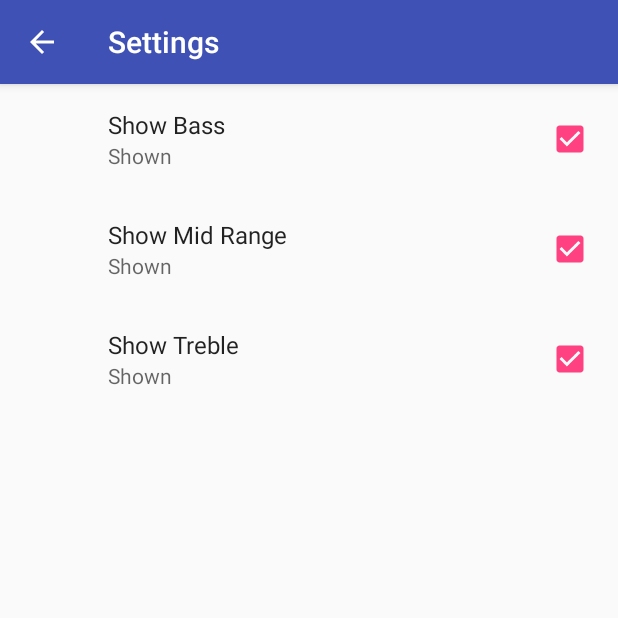
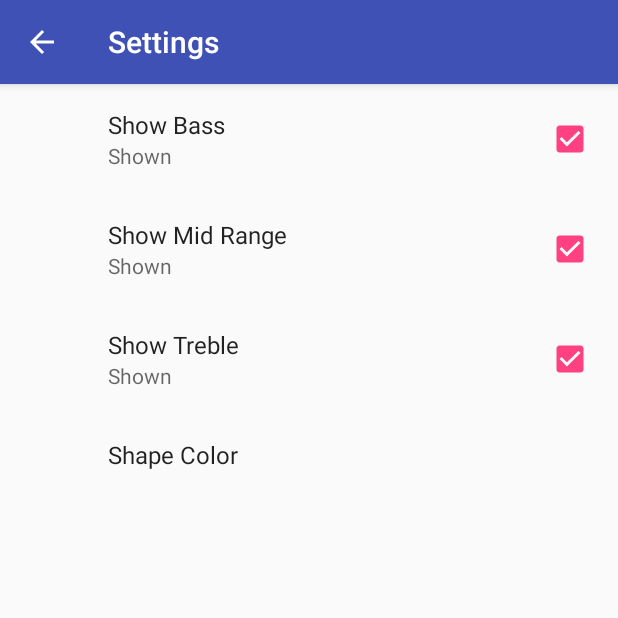
Before and after one commit to divya2392/SharedPreference, an Android app: the screen it shows after launch (SettingsActivity), in the options menu, after a tap on "Settings", on a phone screen of 412 x 824 dp, the top half of it. Run offline under Robolectric (Android 15) with nearby library versions, the phone set to English and light mode, and no system bars; our stand-ins replace androidx.preference; 1 statement that could not run was skipped.

Commit message:
List preferences added

```diff
--- a/app/src/main/java/android/example/com/visualizerpreferences/SettingsFragment.java
+++ b/app/src/main/java/android/example/com/visualizerpreferences/SettingsFragment.java
@@ -1,17 +1,77 @@
 package android.example.com.visualizerpreferences;
 
 
+import android.content.SharedPreferences;
 import android.os.Bundle;
+import android.support.v7.preference.CheckBoxPreference;
+import android.support.v7.preference.ListPreference;
+import android.support.v7.preference.Preference;
 import android.support.v7.preference.PreferenceFragmentCompat;
+import android.support.v7.preference.PreferenceScreen;
 
 /**
  * Created by divya on 25/04/17.
  */
 
-public class SettingsFragment extends PreferenceFragmentCompat {
+public class SettingsFragment extends PreferenceFragmentCompat implements SharedPreferences.OnSharedPreferenceChangeListener {
     @Override
     public void onCreatePreferences(Bundle bundle, String s) {
 
         addPreferencesFromResource(R.xml.pref_visualizer);
+
+        SharedPreferences sharedPreferences = getPreferenceScreen().getSharedPreferences();
+        PreferenceScreen preferenceScreen = getPreferenceScreen();
+
+        int count = preferenceScreen.getPreferenceCount();
+
+        for(int i=0; i< count; i++)
+        {
+            Preference p = preferenceScreen.getPreference(i);
+
+            if(!(p instanceof CheckBoxPreference))
+            {
+                String value = sharedPreferences.getString(p.getKey(),"");
+                setPreferenceSummary(p,value);
+            }
+        }
+    }
+
+    private void setPreferenceSummary(Preference preference, String value)
+    {
+        if(preference instanceof ListPreference)
+        {
+            ListPreference listPreference = (ListPreference)preference;
+            int prefIndex = listPreference.findIndexOfValue(value);
+            if(prefIndex >= 0)
+            {
+                listPreference.setSummary(listPreference.getEntries()[prefIndex]);
+            }
+        }
+    }
+
+    @Override
+    public void onSharedPreferenceChanged(SharedPreferences sharedPreferences, String key) {
+
+        Preference preference = findPreference(key);
+        if(null != preference)
+        {
+            if(!(preference instanceof CheckBoxPreference))
+            {
+                String value = sharedPreferences.getString(preference.getKey(),"");
+                setPreferenceSummary(preference,value);
+            }
+        }
+    }
+
+    @Override
+    public void onCreate(Bundle savedInstanceState) {
+        super.onCreate(savedInstanceState);
+        getPreferenceScreen().getSharedPreferences().registerOnSharedPreferenceChangeListener(this);
+    }
+
+    @Override
+    public void onDestroy() {
+        super.onDestroy();
+        getPreferenceScreen().getSharedPreferences().unregisterOnSharedPreferenceChangeListener(this);
     }
 }
--- a/app/src/main/java/android/example/com/visualizerpreferences/VisualizerActivity.java
+++ b/app/src/main/java/android/example/com/visualizerpreferences/VisualizerActivity.java
@@ -57,8 +57,13 @@ public class VisualizerActivity extends AppCompatActivity implements SharedPrefe
         mVisualizerView.setShowMid(sharedPreferences.getBoolean(getString(R.string.pref_show_mid_range_key),getResources().getBoolean(R.bool.pref_show_mid_range_default)));
         mVisualizerView.setShowTreble(sharedPreferences.getBoolean(getString(R.string.pref_show_treble_key),getResources().getBoolean(R.bool.pref_show_treble_default)));
         mVisualizerView.setMinSizeScale(1);
-        mVisualizerView.setColor(getString(R.string.pref_color_red_value));
+        loadColorFromPreferences(sharedPreferences);
         sharedPreferences.registerOnSharedPreferenceChangeListener(this);
+    }
+
+    private void loadColorFromPreferences(SharedPreferences sharedPreferences)
+    {
+        mVisualizerView.setColor(sharedPreferences.getString(getString(R.string.pref_color_key),getString(R.string.pref_color_red_value)));
     }
     /**
      * Below this point is code you do not need to modify; it deals with permissions
@@ -162,6 +167,9 @@ public class VisualizerActivity extends AppCompatActivity implements SharedPrefe
      }else if(key.equals(getString(R.string.pref_show_treble_key)))
      {
          mVisualizerView.setShowTreble(sharedPreferences.getBoolean(key,getResources().getBoolean(R.bool.pref_show_treble_default)));
+     }else if (key.equals(getString(R.string.pref_color_key)))
+     {
+         loadColorFromPreferences(sharedPreferences);
      }
     }
 }
--- /dev/null
+++ b/app/src/main/res/values/arrays.xml
@@ -0,0 +1,14 @@
+<?xml version="1.0" encoding="utf-8"?>
+<resources>
+    <array name="pref_color_option_labels">
+        <item>@string/pref_color_label_red</item>
+        <item>@string/pref_color_label_blue</item>
+        <item>@string/pref_color_label_green</item>
+    </array>
+
+    <array name="pref_color_option_values">
+        <item>@string/pref_color_red_value</item>
+        <item>@string/pref_color_blue_value</item>
+        <item>@string/pref_color_green_value</item>
+    </array>
+</resources>
--- a/app/src/main/res/values/strings.xml
+++ b/app/src/main/res/values/strings.xml
@@ -10,20 +10,24 @@
     <string name="action_settings">Settings</string>
 
     <string name="pref_show_bass_label">Show Bass</string>
-
     <string name="pref_show_bass_key" translatable="false">show_bass</string>
 
     <string name="pref_show_mid_range_label">Show Mid Range</string>
-
     <string name="pref_show_mid_range_key" translatable="false">Show_Mid_Range</string>
 
     <string name="pref_show_treble_label">Show Treble</string>
-
     <string name="pref_show_treble_key" translatable="false">show_Treble</string>
 
     <string name="pref_show_true">Shown</string>
+    <string name="pref_show_false">Hidden</string>
 
-    <string name="pref_show_false">Hidden</string>
+    <string name="pref_color_label">Shape Color</string>
+    <string name="pref_color_key" translatable="false">color</string>
+
+    <string name="pref_color_label_red">Red</string>
+    <string name="pref_color_label_blue">Blue</string>
+    <string name="pref_color_label_green">Green</string>
+
 
     <!-- Value in SharedPreferences for red color option -->
     <string name="pref_color_red_value" translatable="false">red</string>
--- a/app/src/main/res/xml/pref_visualizer.xml
+++ b/app/src/main/res/xml/pref_visualizer.xml
@@ -1,5 +1,6 @@
 <?xml version="1.0" encoding="utf-8"?>
-<PreferenceScreen xmlns:android="http://schemas.android.com/apk/res/android">
+<PreferenceScreen xmlns:android="http://schemas.android.com/apk/res/android"
+    xmlns:app="http://schemas.android.com/apk/res-auto">
 
     <CheckBoxPreference
         android:defaultValue="@bool/pref_show_bass_default"
@@ -22,4 +23,11 @@
         android:summaryOn="@string/pref_show_true"
         android:title="@string/pref_show_treble_label" />
 
+    <ListPreference
+        android:defaultValue="@string/pref_color_red_value"
+        android:entries="@array/pref_color_option_labels"
+        android:entryValues="@array/pref_color_option_values"
+        android:key="@string/pref_color_key"
+        android:title="@string/pref_color_label" />
+
 </PreferenceScreen>
```
